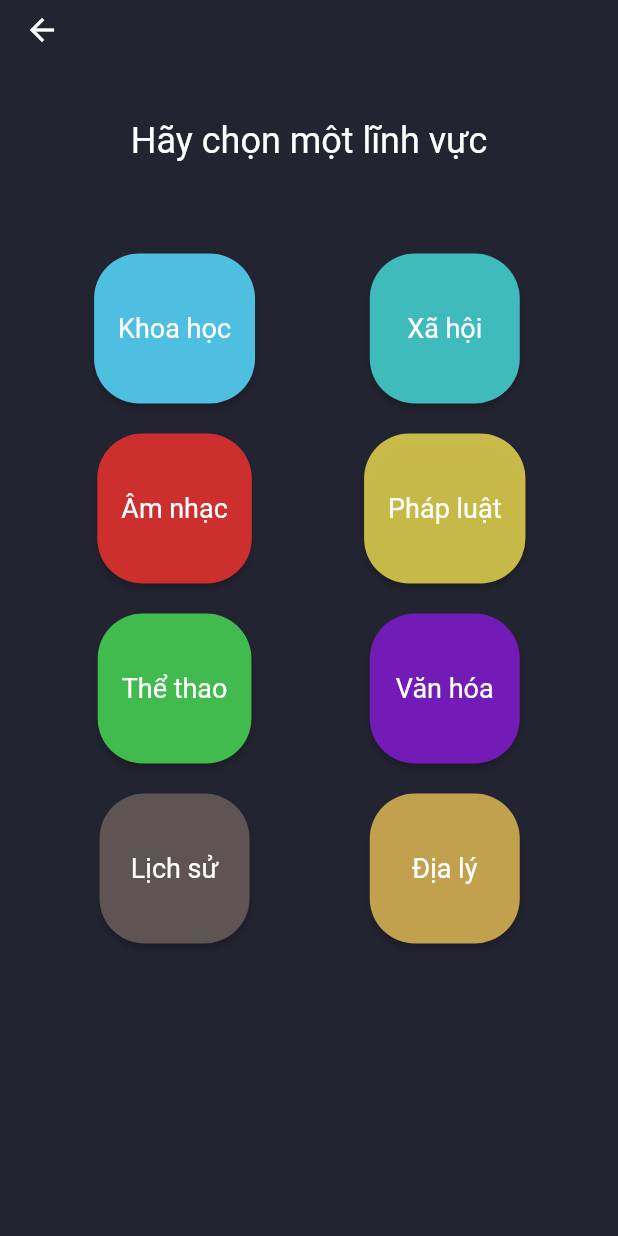
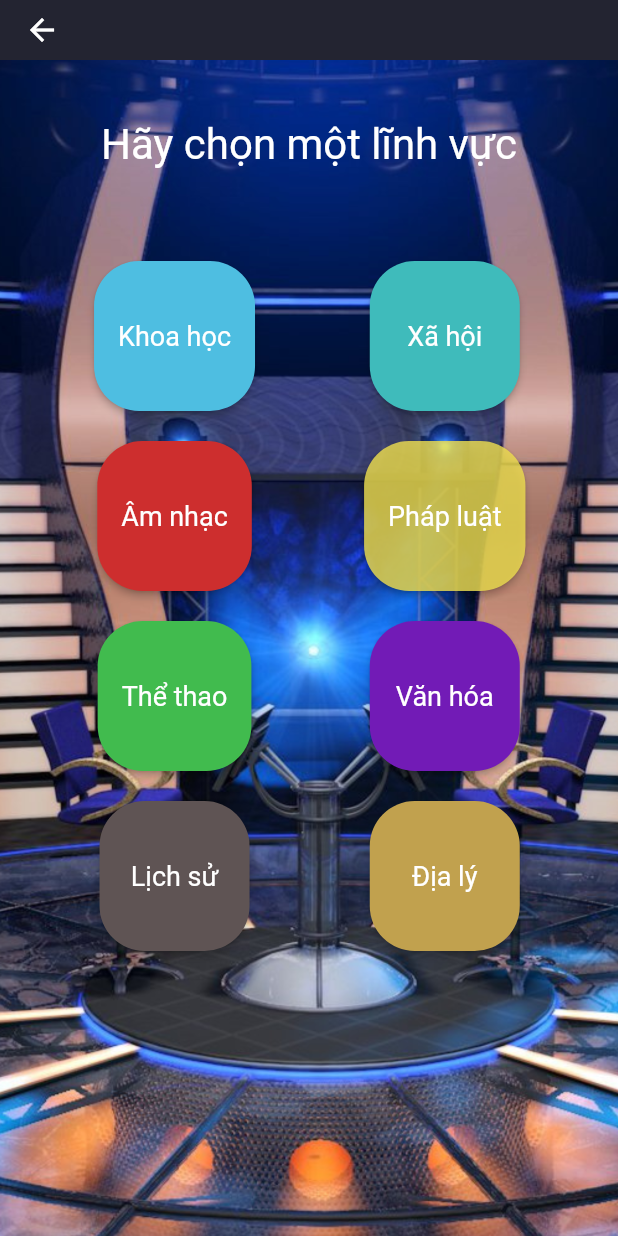
Before and after one commit to duckmean/doan_ltdd, a Flutter app: the screen it shows after launch, after a tap on "Chơi ngay", on a phone screen of 412 x 824 dp. Run offline on Flutter 3.47's test engine with Material 2 defaults, Android fonts, the phone set to English and light mode, and no system bars.

Commit message:
update background

```diff
--- a/lib/main.dart
+++ b/lib/main.dart
@@ -1,7 +1,5 @@
 // ignore_for_file: prefer_const_constructors
-
 import 'package:flutter/material.dart';
-
 import 'pages/interface/main_screen.dart';
 
 void main() => runApp(const AilatrieuPhu());
--- a/lib/pages/interface/field_page.dart
+++ b/lib/pages/interface/field_page.dart
@@ -19,9 +19,15 @@ class _FieldPageState extends State<FieldPage> {
         toolbarHeight: 40,
         elevation: 0,
       ),
-      body: Center(
+      body: Container(
+        decoration: BoxDecoration(
+            image: DecorationImage(
+              image: AssetImage("images/background.png"),
+              fit: BoxFit.cover),
+        ),
+        child: Center(
           child: Column(
-          children: [
+            children:[
               Container(
                padding: EdgeInsets.only(
                  top: 40,
@@ -31,7 +37,7 @@ class _FieldPageState extends State<FieldPage> {
                  'Hãy chọn một lĩnh vực',
                  style: TextStyle(
                    color: Color(0xFFFFFFFF),
-                  fontSize: 24,
+                   fontSize: 28,
                    fontWeight: FontWeight.w400,
                  ),
                ),
@@ -309,6 +315,7 @@ class _FieldPageState extends State<FieldPage> {
             ],
           ),
         ),
+      ),
     );
   }
 }
--- a/lib/pages/interface/main_screen.dart
+++ b/lib/pages/interface/main_screen.dart
@@ -17,34 +17,39 @@ class _MainScreenState extends State<MainScreen> {
   @override
   Widget build(BuildContext context) {
     return Scaffold(
-      backgroundColor: AppColor.background,
-      appBar: AppBar(
-        backgroundColor: AppColor.background,
-        elevation: 0,
-        title: Row(
-          mainAxisAlignment: MainAxisAlignment.end,
-          children: [
-            Row(
-              children: [
-                IconButton(
-                  onPressed: () {},
-                  icon: const Icon(
-                    Icons.power_settings_new,
-                    color: Color(0xFFFFFFFF),
-                    size: 38,
+      // backgroundColor: AppColor.background,
+      // appBar: AppBar(
+      //   backgroundColor: AppColor.background,
+      //   elevation: 0,
+      //   title: Row(
+      //     mainAxisAlignment: MainAxisAlignment.end,
+      //     children: [
+      //       Row(
+      //         children: [
+      //           IconButton(
+      //             onPressed: () {},
+      //             icon: const Icon(
+      //               Icons.power_settings_new,
+      //               color: Color(0xFFFFFFFF),
+      //               size: 38,
+      //             ),
+      //             padding: const EdgeInsets.all(10),
+      //           ),
+      //         ],
+      //       )
+      //     ],
+      //   ),
+      // ),
+      body: Container(
+        decoration: BoxDecoration(
+            image: DecorationImage(
+              image: AssetImage("images/background.png"),
+              fit: BoxFit.cover),
         ),
-                  padding: const EdgeInsets.all(10),
-                ),
-              ],
-            )
-          ],
-        ),
-      ),
-      body: Center(
+        child: Center(
           child: Column(
             mainAxisAlignment: MainAxisAlignment.spaceEvenly,
             children: [
-            // ignore: avoid_unnecessary_containers
               Container(
                 width: 250,
                 height: 250,
@@ -61,7 +66,6 @@ class _MainScreenState extends State<MainScreen> {
                   borderRadius: BorderRadius.circular(150),
                 ),
               ),
-            // ignore: avoid_unnecessary_containers
               Container(
                 padding: const EdgeInsets.all(10),
                 child: Column(
@@ -137,6 +141,7 @@ class _MainScreenState extends State<MainScreen> {
             ],
           ),
         ),
+      ),
     );
   }
 }
--- a/lib/pages/interface/play_page.dart
+++ b/lib/pages/interface/play_page.dart
@@ -24,10 +24,16 @@ class _PlayPageState extends State<PlayPage> {
         toolbarHeight: 40,
         elevation: 0,
       ),
-      body: Center(
+      body: Container(
+        decoration: BoxDecoration(
+            image: DecorationImage(
+              image: AssetImage("images/background.png"),
+              fit: BoxFit.cover),
+        ),
+        child: Center(
           child: Column(
             // mainAxisAlignment: MainAxisAlignment.center,
-          children: [
+            children:[
               Container(
                 padding: const EdgeInsets.only(
                   top: 8,
@@ -323,6 +329,8 @@ class _PlayPageState extends State<PlayPage> {
             ],
           ),
         ),
+
+      ),
       endDrawer: Drawer(
           child: ListView(
             // Important: Remove any padding from the ListView.
```
Also changed, not shown: images/background.png (added). Lines whose indentation alone changed are shown as unchanged.
